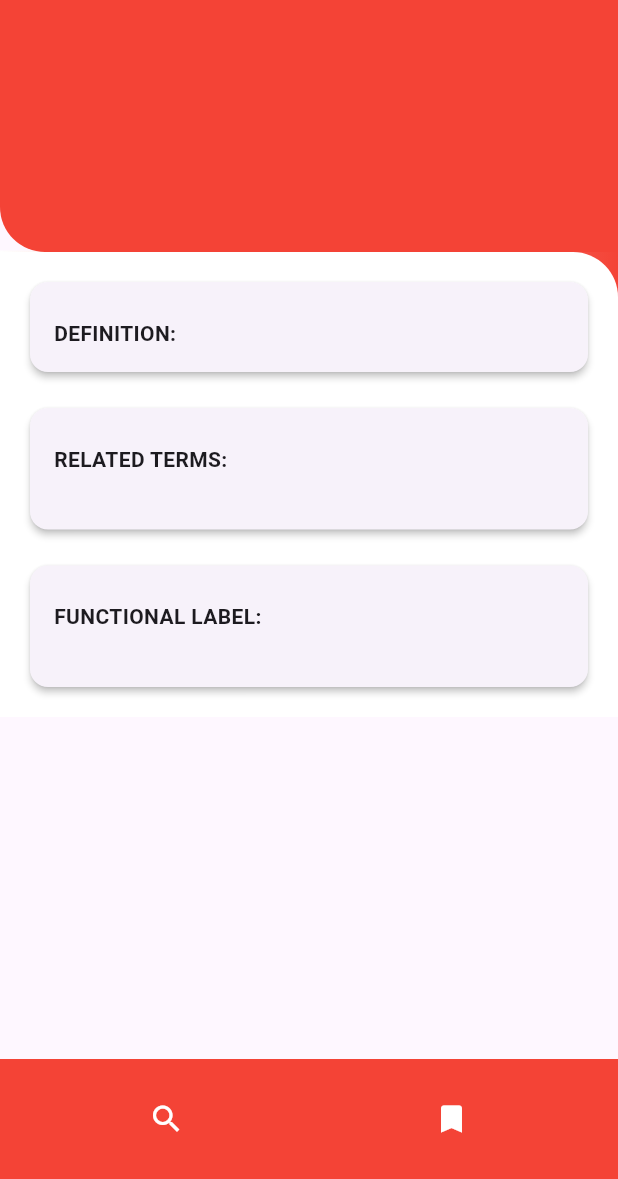
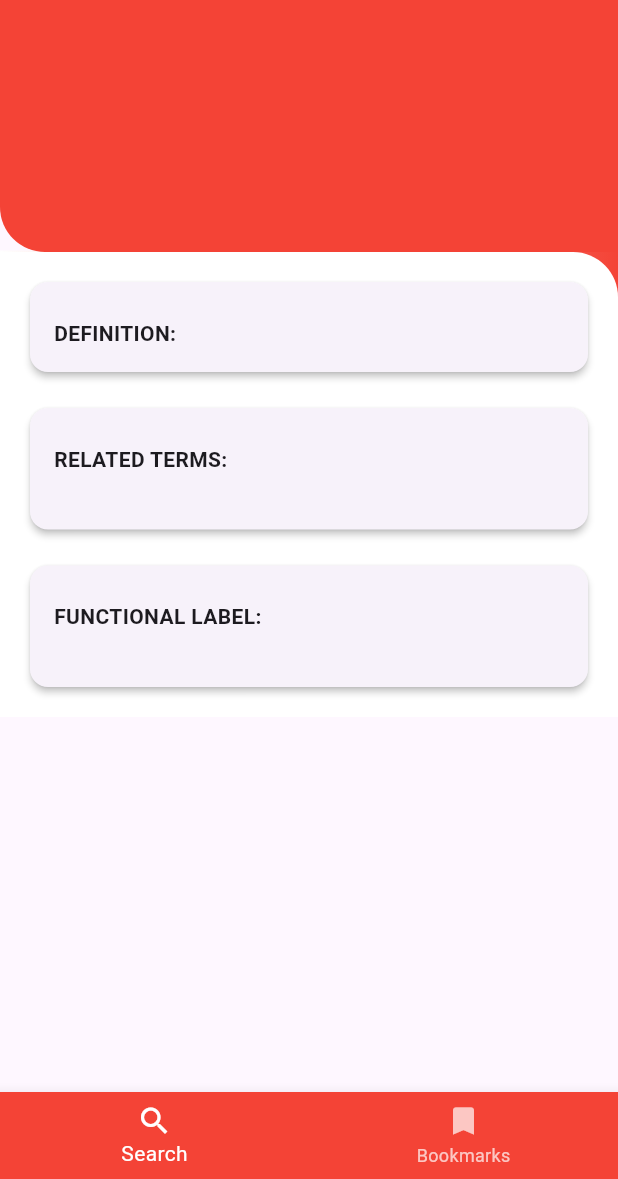
Before and after one commit to mlkorba/mediterm-dictionary, a Flutter app: the WordDetailPage screen opened directly with empty values, on a phone screen of 412 x 824 dp, the part 57-1236 px from its top. Run offline on Flutter 3.47's test engine with Material 3 defaults, Android fonts, the phone set to English and light mode, and no system bars; our stand-ins replace firebase_auth, firebase_core, shared_preferences; accounts and stored records are empty.

Commit message:
modified custom bottom nav bar

```diff
--- a/mediterm_dictionary/lib/reusable_widgets/reusable_widgets.dart
+++ b/mediterm_dictionary/lib/reusable_widgets/reusable_widgets.dart
@@ -76,28 +76,34 @@ class CustomBottomNavigationBar extends StatelessWidget {
   final VoidCallback onBookmarkPressed;
 
   const CustomBottomNavigationBar({
-    super.key,
+    Key? key,
     required this.onSearchPressed,
     required this.onBookmarkPressed,
-  });
+  }) : super(key: key);
 
   @override
   Widget build(BuildContext context) {
-    return BottomAppBar(
-      color: Colors.red,
-      child: Row(
-        mainAxisAlignment: MainAxisAlignment.spaceAround,
-        children: [
-          IconButton(
-            icon: const Icon(Icons.search, color: Colors.white),
-            onPressed: onSearchPressed,
-          ),
-          IconButton(
-            icon: const Icon(Icons.bookmark, color: Colors.white),
-            onPressed: onBookmarkPressed,
-          ),
-        ],
-      ),
+    return BottomNavigationBar(
+      backgroundColor: Colors.red,
+      selectedItemColor: Colors.white,
+      unselectedItemColor: Colors.white.withOpacity(0.7),
+      items: const [
+        BottomNavigationBarItem(
+          icon: Icon(Icons.search),
+          label: 'Search',
+        ),
+        BottomNavigationBarItem(
+          icon: Icon(Icons.bookmark),
+          label: 'Bookmarks',
+        ),
+      ],
+      onTap: (index) {
+        if (index == 0) {
+          onSearchPressed();
+        } else if (index == 1) {
+          onBookmarkPressed();
+        }
+      },
     );
   }
 }
```
